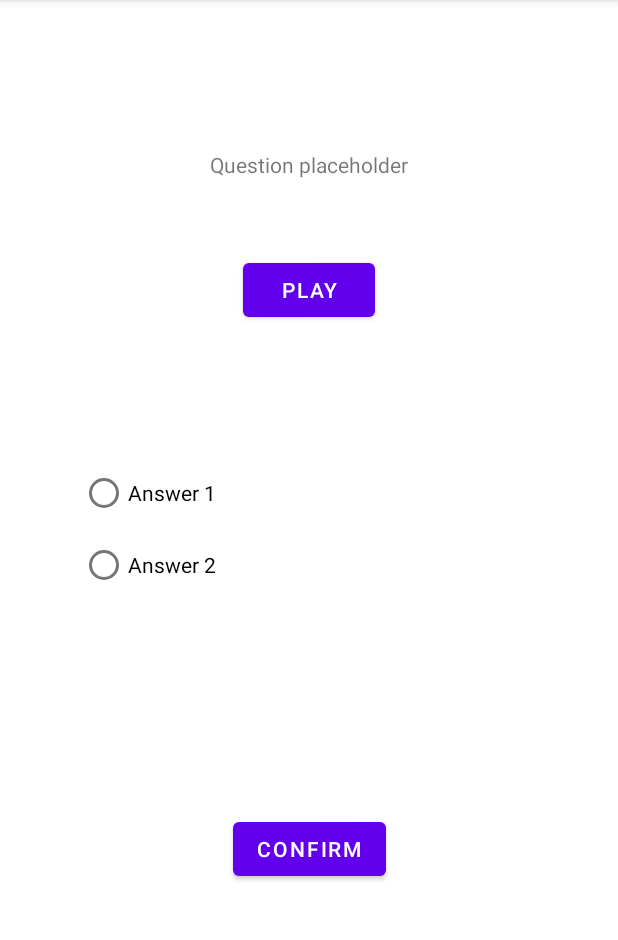
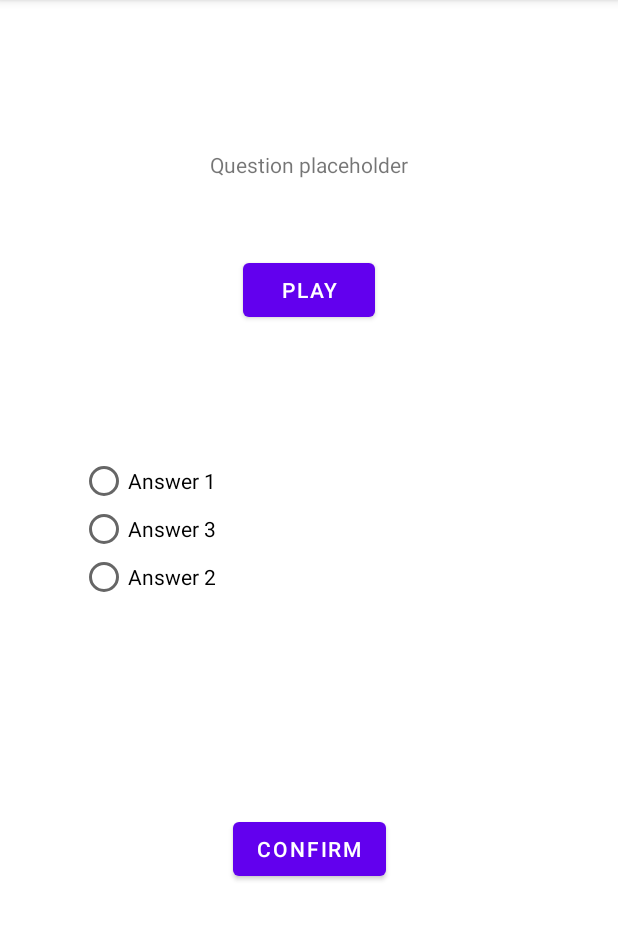
Before and after one commit to Francesco-HART/Flashcard, an Android app: the screen it shows after launch (QuestionActivity), on a phone screen of 412 x 824 dp, the part 84-1024 px from its top. Run offline under Robolectric (Android 15) with nearby library versions, the phone set to English and light mode, and no system bars.

Commit message:
Story 3
Dynamically generated radio radio buttons from shuffled answer list

```diff
--- a/app/src/main/java/com/jonathan/androidmusicflashcard/QuestionActivity.java
+++ b/app/src/main/java/com/jonathan/androidmusicflashcard/QuestionActivity.java
@@ -10,6 +10,10 @@ import android.widget.RadioButton;
 import android.widget.RadioGroup;
 import android.widget.TextView;
 
+import java.util.ArrayList;
+import java.util.Collections;
+import java.util.List;
+
 public class QuestionActivity extends AppCompatActivity {
 
     @Override
@@ -17,10 +21,25 @@ public class QuestionActivity extends AppCompatActivity {
         super.onCreate(savedInstanceState);
         setContentView(R.layout.activity_question);
 
+        RadioGroup radioGroup = findViewById(R.id.radioGroup1);
+
+        List<String> answersList = new ArrayList<String>();
+        answersList.add("Answer 1");
+        answersList.add("Answer 2");
+        answersList.add("Answer 3");
+
+        Collections.shuffle(answersList);
+
+        final RadioButton[] generatedRadioButtons = new RadioButton[answersList.size()];
+        for(int i=0; i<answersList.size(); i++){
+            generatedRadioButtons[i]  = new RadioButton(this);
+            radioGroup.addView(generatedRadioButtons[i]);
+            generatedRadioButtons[i].setText(answersList.get(i));
+        }
+
         Button confirmButton = findViewById(R.id.confirmButton);
 
         confirmButton.setOnClickListener(v -> {
-            RadioGroup radioGroup = findViewById(R.id.radioGroup1);
             RadioButton checkedRadioButton = findViewById(radioGroup.getCheckedRadioButtonId());
 
             String userAnswer = checkedRadioButton.getText().toString();
--- a/app/src/main/res/layout/activity_question.xml
+++ b/app/src/main/res/layout/activity_question.xml
@@ -35,20 +35,7 @@
         app:layout_constraintEnd_toEndOf="@+id/playAudioButton"
         app:layout_constraintHorizontal_bias="0.5"
         app:layout_constraintStart_toStartOf="@+id/playAudioButton"
-        app:layout_constraintTop_toBottomOf="@+id/playAudioButton">
-
-        <RadioButton
-            android:id="@+id/radioButton"
-            android:layout_width="match_parent"
-            android:layout_height="wrap_content"
-            android:text="Answer 1" />
-
-        <RadioButton
-            android:id="@+id/radioButton2"
-            android:layout_width="match_parent"
-            android:layout_height="wrap_content"
-            android:text="Answer 2" />
-    </RadioGroup>
+        app:layout_constraintTop_toBottomOf="@+id/playAudioButton"/>
 
     <Button
         android:id="@+id/confirmButton"
```
